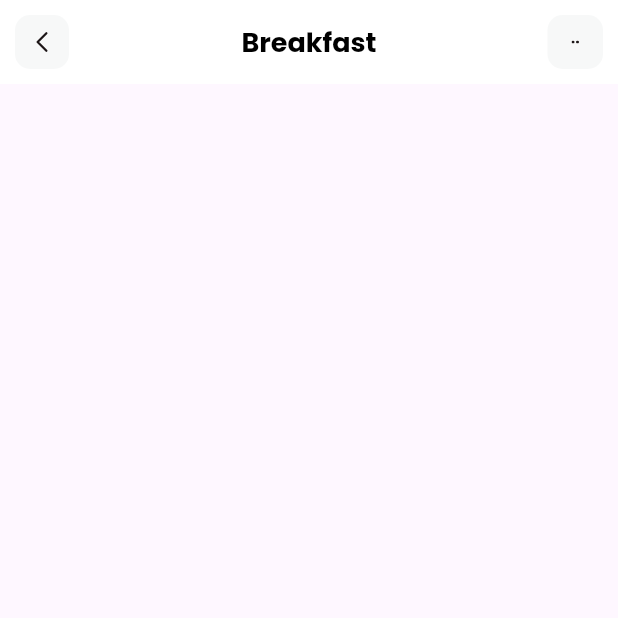
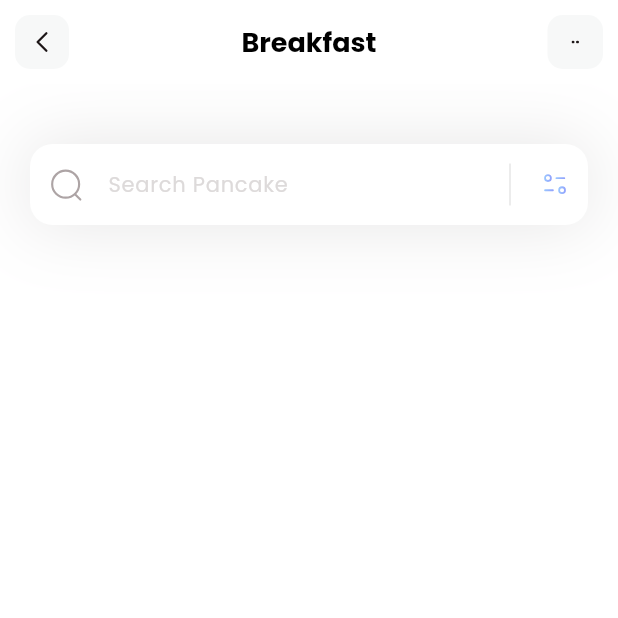
Before and after one commit to Danielvfrodrigues/fitnessapp, a Flutter app: the screen it shows after launch, on a phone screen of 412 x 824 dp, the top half of it. Run offline on Flutter 3.47's test engine with Material 3 defaults, Android fonts, the phone set to English and light mode, and no system bars; our stand-ins replace flutter_svg.

Commit message:
Search field implementation

```diff
--- a/lib/pages/home.dart
+++ b/lib/pages/home.dart
@@ -8,12 +8,73 @@ class HomePage extends StatelessWidget {
   Widget build(BuildContext context) {
     return Scaffold(
       appBar: appBar(),
+      backgroundColor: Colors.white,
+      body: Column(
+        children: [
+          _searchField()
+        ],
+      ),
     );
+  }
+
+  Container _searchField() {
+    return Container(
+          margin: const EdgeInsets.only(top: 40, left: 20, right: 20),
+          decoration: BoxDecoration(
+            boxShadow: [
+              BoxShadow(
+                color: const Color(0xff1D1617).withOpacity(0.11),
+                blurRadius: 40,
+                spreadRadius: 0.0,
+              )
+            ],
+          ),
+          child: TextField(
+            decoration: InputDecoration(
+              filled: true,
+              fillColor: Colors.white,
+              contentPadding: const EdgeInsets.all(15),
+              hintText: 'Search Pancake',
+              hintStyle: const TextStyle(
+                color: Color(0xffDDDADA),
+                fontSize: 14,
+              ),
+              prefixIcon: Padding(
+                padding: const EdgeInsets.all(12),
+                child: SvgPicture.asset('assets/icons/Search.svg'),
+              ),
+              suffixIcon: SizedBox(
+                width: 100,
+                child: IntrinsicHeight(
+                  child: Row(
+                    mainAxisAlignment: MainAxisAlignment.end,
+                    children: [
+                      const VerticalDivider(
+                        color: Colors.black,
+                        indent: 10,
+                        endIndent: 10,
+                        thickness: 0.1,
+                      ),
+                      Padding(
+                        padding: const EdgeInsets.all(12),
+                        child: SvgPicture.asset('assets/icons/Filter.svg'),
+                      ),
+                    ],
+                  ),
+                ),
+              ),
+              border: OutlineInputBorder(
+                borderRadius: BorderRadius.circular(15),
+                borderSide: BorderSide.none,
+              ),
+            ),
+          ),
+        );
   }
 
   AppBar appBar() {
     return AppBar(
-      title: Text(
+      title: const Text(
         'Breakfast',
         style: TextStyle(
             color: Colors.black, fontSize: 18, fontWeight: FontWeight.bold),
@@ -22,37 +83,35 @@ class HomePage extends StatelessWidget {
       elevation: 0.0,
       centerTitle: true,
       leading: GestureDetector(
-        onTap: () {
-
-        },
+        onTap: () {},
         child: Container(
-          margin: EdgeInsets.all(10),
+          margin: const EdgeInsets.all(10),
           alignment: Alignment.center,
+          decoration: BoxDecoration(
+              color: const Color(0xffF7F8F8),
+              borderRadius: BorderRadius.circular(10)),
           child: SvgPicture.asset(
             'assets/icons/Arrow - Left 2.svg',
             width: 20,
             height: 20,
           ),
-          decoration: BoxDecoration(
-              color: Color(0xffF7F8F8),
-              borderRadius: BorderRadius.circular(10)),
         ),
       ),
       actions: [
         GestureDetector(
           onTap: () {},
           child: Container(
-            margin: EdgeInsets.all(10),
+            margin: const EdgeInsets.all(10),
             alignment: Alignment.center,
             width: 37,
+            decoration: BoxDecoration(
+                color: const Color(0xffF7F8F8),
+                borderRadius: BorderRadius.circular(10)),
             child: SvgPicture.asset(
               'assets/icons/dots.svg',
               width: 5,
               height: 5,
             ),
-            decoration: BoxDecoration(
-                color: Color(0xffF7F8F8),
-                borderRadius: BorderRadius.circular(10)),
           ),
         ),
       ],
```
Also changed, not shown: assets/icons/Filter.svg (added), assets/icons/Search.svg (added).
